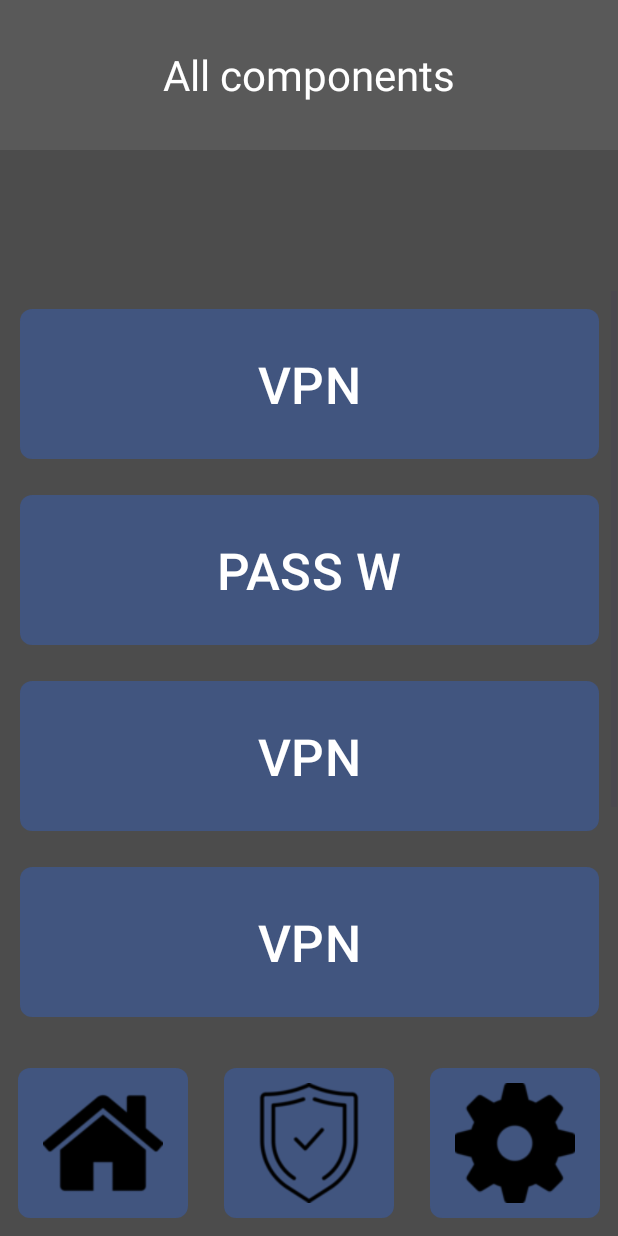
After one commit to lcontvir/Eney-X, an Android app: the activity_componente_main screen opened directly, with no data from a screen before it, on a phone screen of 412 x 824 dp. The commit adds this screen. Run offline under Robolectric (Android 15) with nearby library versions, the phone set to English and light mode, and no system bars.

Commit message:
feat: Anadido botones, scrollview, y menu.

```diff
--- a/app/src/main/AndroidManifest.xml
+++ b/app/src/main/AndroidManifest.xml
@@ -13,6 +13,9 @@
         android:theme="@style/Theme.EneyX"
         tools:targetApi="31">
         <activity
+            android:name=".activity_componente_main"
+            android:exported="false" />
+        <activity
             android:name=".MainActivity"
             android:exported="true">
             <intent-filter>
--- /dev/null
+++ b/app/src/main/java/es/eney_x/eney_x/activity_componente_main.java
@@ -0,0 +1,14 @@
+package es.eney_x.eney_x;
+
+import androidx.appcompat.app.AppCompatActivity;
+
+import android.os.Bundle;
+
+public class activity_componente_main extends AppCompatActivity {
+
+    @Override
+    protected void onCreate(Bundle savedInstanceState) {
+        super.onCreate(savedInstanceState);
+        setContentView(R.layout.activity_componente_main);
+    }
+}
--- /dev/null
+++ b/app/src/main/res/drawable/boton_redondeado.xml
@@ -0,0 +1,6 @@
+<?xml version="1.0" encoding="utf-8"?>
+<shape xmlns:android="http://schemas.android.com/apk/res/android">
+
+
+    <corners android:radius="8dp" /> <!-- Opcional: redondea las esquinas del botón -->
+</shape>
--- /dev/null
+++ b/app/src/main/res/drawable/botonhome.xml
@@ -0,0 +1,6 @@
+<?xml version="1.0" encoding="utf-8"?>
+<shape xmlns:android="http://schemas.android.com/apk/res/android">
+
+
+    <corners android:radius="8dp" /> <!-- Opcional: redondea las esquinas del botón -->
+</shape>
--- /dev/null
+++ b/app/src/main/res/layout/activity_componente_main.xml
@@ -0,0 +1,121 @@
+<?xml version="1.0" encoding="utf-8"?>
+<androidx.constraintlayout.widget.ConstraintLayout xmlns:android="http://schemas.android.com/apk/res/android"
+    xmlns:app="http://schemas.android.com/apk/res-auto"
+    xmlns:tools="http://schemas.android.com/tools"
+    android:layout_width="match_parent"
+    android:layout_height="match_parent"
+    android:background="#4C4C4C"
+    style="@style/principal"
+    tools:context=".activity_componente_main">
+
+
+    <LinearLayout
+        android:id="@+id/bottom_menu"
+        android:layout_width="0dp"
+        android:layout_height="wrap_content"
+        android:background="@android:color/transparent"
+        android:orientation="horizontal"
+        app:layout_constraintBottom_toBottomOf="parent"
+        app:layout_constraintEnd_toEndOf="parent"
+        app:layout_constraintHorizontal_bias="0.0"
+        app:layout_constraintStart_toStartOf="parent"
+        app:layout_constraintTop_toBottomOf="@+id/imageButton3"
+        app:layout_constraintVertical_bias="1.0">
+
+        <ImageButton
+            android:id="@+id/imageButton2"
+            style="@style/BotonGrande"
+            android:text="@string/btn_text_profile"
+
+            app:srcCompat="@drawable/perfilusuariocasa" />
+
+        <ImageButton
+            android:id="@+id/imageButton3"
+            style="@style/BotonGrande"
+            android:text="@string/btn_text_shield"
+
+            app:srcCompat="@drawable/perfilusuarioescudo" />
+
+        <ImageButton
+            android:id="@+id/imageButton4"
+            style="@style/BotonGrande"
+            android:text="@string/btn_text_settings"
+
+            app:srcCompat="@drawable/perfilusuarioajustes" />
+    </LinearLayout>
+
+    <ScrollView
+        android:id="@+id/scrollView2"
+        android:layout_width="410dp"
+        android:layout_height="506dp"
+        app:layout_constraintBottom_toTopOf="@+id/bottom_menu"
+        app:layout_constraintEnd_toEndOf="parent"
+        app:layout_constraintStart_toStartOf="parent">
+
+        <LinearLayout
+            android:layout_width="match_parent"
+            android:layout_height="wrap_content"
+            android:orientation="vertical">
+
+            <Button
+                android:id="@+id/vpn"
+                style="@style/BotonGrande"
+                android:text="@string/vpn"
+                android:textSize="34sp"
+                tools:layout_editor_absoluteX="12dp"
+                tools:layout_editor_absoluteY="203dp" />
+
+            <Button
+                android:id="@+id/passw"
+                style="@style/BotonGrande"
+                android:text="@string/passw"
+                android:textSize="34sp"
+                tools:layout_editor_absoluteX="12dp"
+                tools:layout_editor_absoluteY="333dp" />
+
+            <Button
+                android:id="@+id/button3"
+                style="@style/BotonGrande"
+                android:text="@string/vpn"
+                android:textSize="34sp"
+                tools:layout_editor_absoluteX="24dp"
+                tools:layout_editor_absoluteY="477dp" />
+            <Button
+                android:id="@+id/button4"
+                style="@style/BotonGrande"
+                android:text="@string/vpn"
+                android:textSize="34sp"
+                tools:layout_editor_absoluteX="24dp"
+                tools:layout_editor_absoluteY="477dp" />
+            <Button
+                android:id="@+id/button5"
+                style="@style/BotonGrande"
+                android:text="@string/vpn"
+                android:textSize="34sp"
+                tools:layout_editor_absoluteX="24dp"
+                tools:layout_editor_absoluteY="477dp" />
+            <Button
+                android:id="@+id/button6"
+                style="@style/BotonGrande"
+                android:text="@string/vpn"
+                android:textSize="34sp"
+                tools:layout_editor_absoluteX="24dp"
+                tools:layout_editor_absoluteY="477dp" />
+        </LinearLayout>
+
+    </ScrollView>
+
+    <TextView
+        android:id="@+id/Components"
+        style="@style/fuente"
+        android:layout_width="match_parent"
+        android:layout_height="100dp"
+        android:text="@string/components"
+        app:layout_constraintBottom_toTopOf="@+id/scrollView2"
+        app:layout_constraintEnd_toEndOf="parent"
+        app:layout_constraintStart_toStartOf="parent"
+        app:layout_constraintTop_toTopOf="parent"
+        app:layout_constraintVertical_bias="0.0" />
+
+
+</androidx.constraintlayout.widget.ConstraintLayout>
--- a/app/src/main/res/values/colors.xml
+++ b/app/src/main/res/values/colors.xml
@@ -2,4 +2,9 @@
 <resources>
     <color name="black">#FF000000</color>
     <color name="white">#FFFFFFFF</color>
+    <color name="aa">#6A00FF</color>
+    <color name="bb">#9D00FF</color>
+    <color name="cc">#00B0FF</color>
+    <color name="dd">#040068</color>
+
 </resources>
--- a/app/src/main/res/values/strings.xml
+++ b/app/src/main/res/values/strings.xml
@@ -1,3 +1,10 @@
 <resources>
     <string name="app_name">Eney-X</string>
+    <string name="btn_text_profile">Perfil</string>
+    <string name="btn_text_shield">Escudo</string>
+    <string name="btn_text_settings">Ajustes</string>
+    <string name="all_components">All Components</string>
+    <string name="vpn">VPN</string>
+    <string name="passw">PASS W</string>
+    <string name="components">All components</string>
 </resources>
--- /dev/null
+++ b/app/src/main/res/values/style.xml
@@ -0,0 +1,63 @@
+<?xml version="1.0" encoding="utf-8"?>
+<resources>
+
+
+    <style name="principal">
+        <item name="android:layout_width">0dp</item>
+        <item name="android:layout_height">wrap_content</item>
+        <item name="android:orientation">horizontal</item>
+        <item name="android:background">#72000000</item>
+    </style>
+    <style name="BotonGrande">
+        <item name="android:layout_width">match_parent</item>
+        <item name="android:layout_margin">12dp</item>
+        <item name="android:layout_height">100dp</item>
+        <item name="android:padding">10dp</item>
+        <item name="android:layout_weight">1</item>
+        <item name="android:background">@drawable/boton_redondeado</item> <!-- Aplica el fondo redondeado -->
+        <item name="android:scaleType">centerInside</item>
+        <item name="backgroundTint">#743360BA</item>
+
+
+    </style>
+    <style name="BotonComponentes">
+        <item name="android:layout_width">match_parent</item>
+        <item name="android:layout_margin">8dp</item>
+        <item name="android:layout_height">wrap_content</item>
+        <item name="android:padding">3dp</item>
+        <item name="android:layout_weight">1</item>
+        <item name="android:background">@drawable/botonhome</item> <!-- Aplica el fondo redondeado -->
+        <item name="android:scaleType">centerInside</item>
+        <item name="android:textSize">28sp</item>
+        <item name="backgroundTint">#BA0055FF</item>
+
+    </style>
+    <style name="BotonesAbajo">
+        <item name="android:layout_width">match_parent</item>
+
+        <item name="android:layout_height">wrap_content</item>
+        <item name="android:padding">9dp</item>
+        <item name="android:layout_weight">1</item>
+        <item name="android:background">@drawable/boton_redondeado</item>
+        <item name="android:scaleType">centerInside</item>
+        <item name="android:textSize">28sp</item>
+        <item name="backgroundTint">#BA0055FF</item>
+
+    </style>
+    <style name="fuente">
+        <item name="android:textColor">@color/white</item>
+        <item name="android:gravity">center</item>
+        <item name="android:textSize">28sp</item>
+        <item name="android:background">#595959</item>
+    </style>
+    <style name="principal">
+        <item name="android:textColor">@color/white</item>
+        <item name="android:gravity">center</item>
+        <item name="android:textSize">28sp</item>
+        <item name="android:background">#595959</item>
+    </style>
+
+
+
+
+</resources>
```
Also changed, not shown: app/src/main/res/drawable/fondoger.jpeg (added), app/src/main/res/drawable/p.jpeg (added), app/src/main/res/drawable/perfilusuarioajustes.png (added), app/src/main/res/drawable/perfilusuariocasa.png (added), app/src/main/res/drawable/perfilusuarioescudo.png (added).
